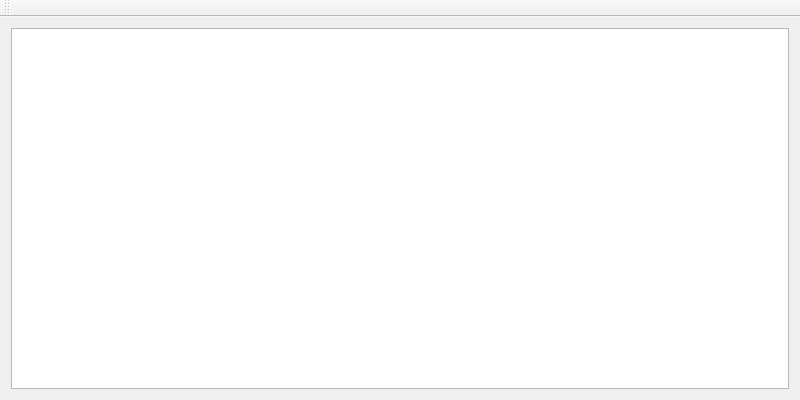
First picture: the form in src/MainWindow.ui, repository Ramblurr/Bitspace-Loader, before the edit.
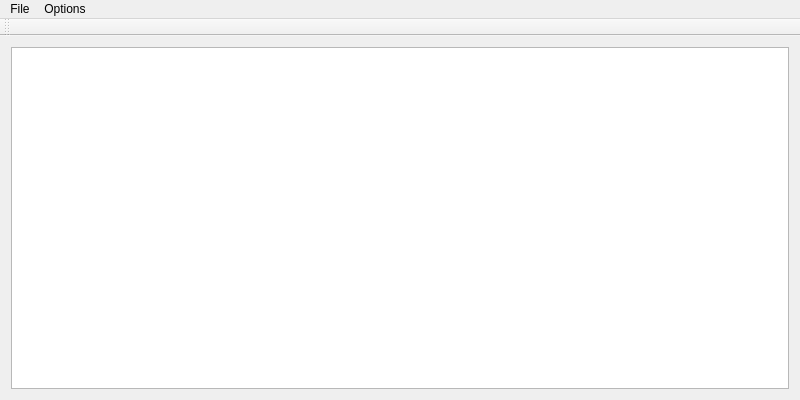
Second picture: the form after the edit.

What changed in the file:
```diff
--- a/src/MainWindow.ui
+++ b/src/MainWindow.ui
@@ -51,6 +51,20 @@
      <height>23</height>
     </rect>
    </property>
+   <widget class="QMenu" name="menuFile">
+    <property name="title">
+     <string>File</string>
+    </property>
+    <addaction name="actionQuit"/>
+   </widget>
+   <widget class="QMenu" name="menuOptions">
+    <property name="title">
+     <string>Options</string>
+    </property>
+    <addaction name="actionOptions"/>
+   </widget>
+   <addaction name="menuFile"/>
+   <addaction name="menuOptions"/>
   </widget>
   <widget class="QToolBar" name="mainToolBar">
    <property name="toolButtonStyle">
```
Left out of the diff: 10 changed lines with no effect on the pictures.
